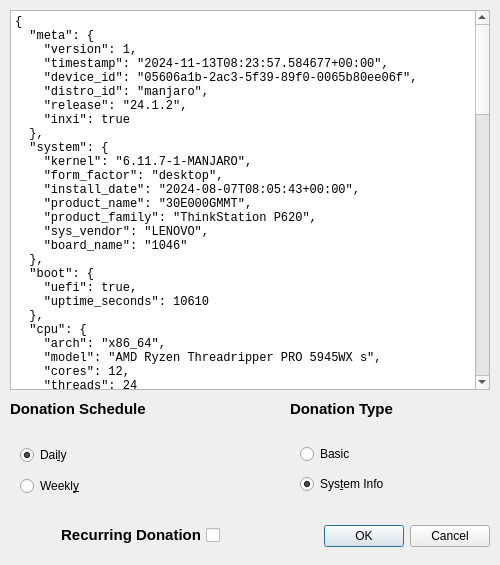
Above: prototype-2.ui from fhdk/mdd before the change. Below: the same form after it.
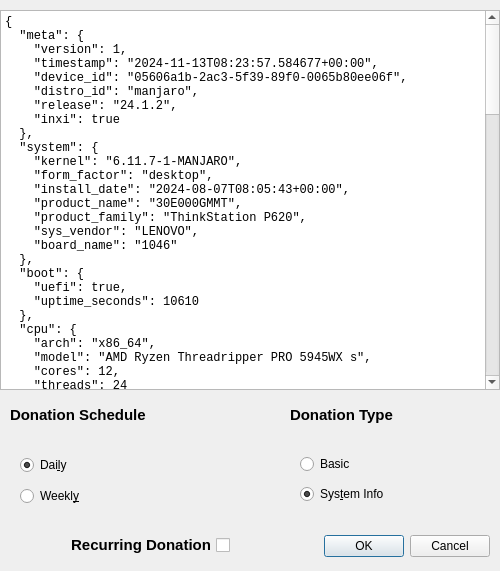
That is the form after the change.

Commit message:
Refactor UI for First Time Donation Info
Adjusted the UI layout to include a label for first-time donation information. Added logic to handle the display of this label and ensure appropriate settings are applied for first-time users. Simplified the configuration handling to improve code readability and maintainability.

Diff of the .ui file:
```diff
--- a/prototype-2.ui
+++ b/prototype-2.ui
@@ -7,7 +7,7 @@
     <x>0</x>
     <y>0</y>
     <width>500</width>
-    <height>565</height>
+    <height>571</height>
    </rect>
   </property>
   <property name="sizePolicy">
@@ -23,7 +23,7 @@
    <property name="geometry">
     <rect>
      <x>230</x>
-     <y>520</y>
+     <y>530</y>
      <width>260</width>
      <height>32</height>
     </rect>
@@ -38,9 +38,9 @@
   <widget class="QPlainTextEdit" name="previewDonation">
    <property name="geometry">
     <rect>
-     <x>10</x>
+     <x>0</x>
      <y>10</y>
-     <width>480</width>
+     <width>500</width>
      <height>380</height>
     </rect>
    </property>
@@ -167,7 +167,7 @@
    <property name="geometry">
     <rect>
      <x>10</x>
-     <y>430</y>
+     <y>440</y>
      <width>220</width>
      <height>81</height>
     </rect>
@@ -211,7 +211,7 @@
    <property name="geometry">
     <rect>
      <x>290</x>
-     <y>430</y>
+     <y>440</y>
      <width>200</width>
      <height>80</height>
     </rect>
@@ -251,9 +251,9 @@
   <widget class="QCheckBox" name="checkRegular">
    <property name="geometry">
     <rect>
-     <x>20</x>
-     <y>520</y>
-     <width>200</width>
+     <x>10</x>
+     <y>530</y>
+     <width>220</width>
      <height>30</height>
     </rect>
    </property>
@@ -276,7 +276,7 @@
      <x>10</x>
      <y>400</y>
      <width>200</width>
-     <height>19</height>
+     <height>30</height>
     </rect>
    </property>
    <property name="text">
@@ -289,7 +289,7 @@
      <x>290</x>
      <y>400</y>
      <width>200</width>
-     <height>19</height>
+     <height>30</height>
     </rect>
    </property>
    <property name="text">
```
The commit also changes 1 other file.
